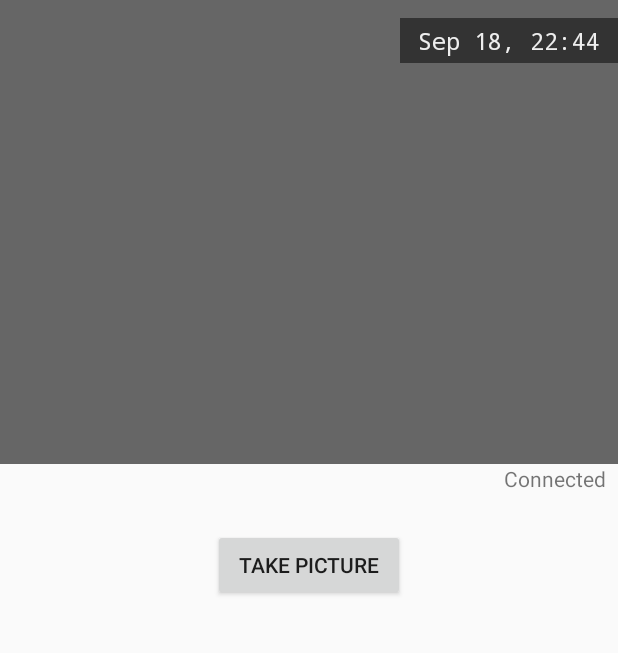
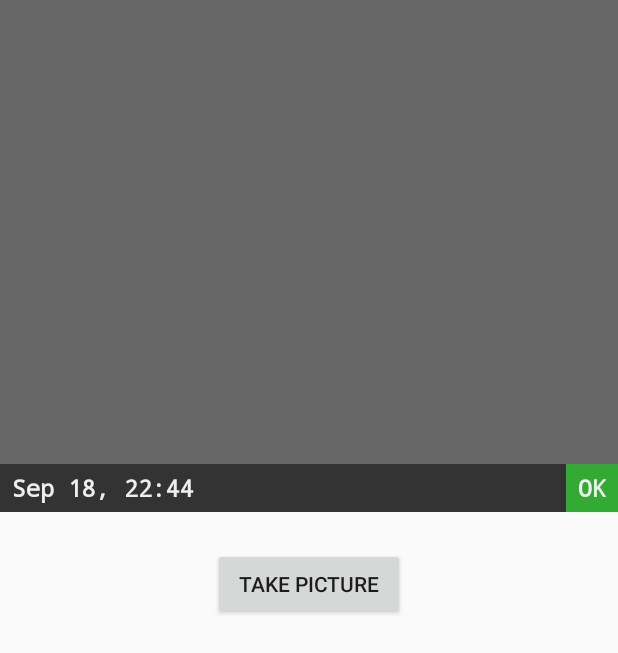
Before and after one commit to simmlemming/HomeSitter, an Android app: the layout activity_main.xml on its own in the app's theme, with its tools: preview values and no code run, on a phone screen of 412 x 824 dp. Shown: the top 653 px of the screen. Run offline under Robolectric (Android 15) with nearby library versions, the phone set to English and light mode, and no system bars.

Commit message:
Minor UI changes to app.

```diff
--- a/app/src/main/java/org/homesitter/MainActivity.java
+++ b/app/src/main/java/org/homesitter/MainActivity.java
@@ -81,7 +81,7 @@ public class MainActivity extends AppCompatActivity {
         }
 
         stateView.setText(getString(textResId));
-        stateView.setTextColor(getResources().getColor(colorResId));
+        stateView.setBackgroundColor(getResources().getColor(colorResId));
 
         if (state.lastPicture != null) {
             loadPicture(state.lastPicture);
--- a/app/src/main/res/layout/activity_main.xml
+++ b/app/src/main/res/layout/activity_main.xml
@@ -7,10 +7,6 @@
     android:orientation="vertical"
     tools:context="org.homesitter.MainActivity">
 
-    <FrameLayout
-        android:layout_width="match_parent"
-        android:layout_height="wrap_content">
-
     <org.homesitter.widget.ImageView3by4
         android:id="@+id/last_image"
         android:layout_width="match_parent"
@@ -18,31 +14,45 @@
         android:background="#666666"
         android:scaleType="centerCrop" />
 
+    <LinearLayout
+        android:layout_width="match_parent"
+        android:layout_height="32dp"
+        android:background="@color/black"
+        android:orientation="horizontal">
+
         <TextView
             android:id="@+id/time"
             android:layout_width="wrap_content"
-            android:layout_height="wrap_content"
+            android:layout_height="match_parent"
             android:layout_gravity="right|top"
-            android:layout_marginTop="12dp"
-            android:background="@color/black"
-            android:paddingBottom="4dp"
-            android:paddingLeft="12dp"
-            android:paddingRight="12dp"
-            android:paddingTop="4dp"
-            android:text="Sep 18, 22:44"
+            android:layout_marginLeft="8dp"
+            android:gravity="center"
             android:textColor="@color/white"
             android:textSize="16dp"
-            android:typeface="monospace" />
-    </FrameLayout>
+            android:textStyle="bold"
+            android:typeface="monospace"
+            tools:text="Sep 18, 22:44" />
+
+        <View
+            android:layout_width="0dp"
+            android:layout_height="match_parent"
+            android:layout_weight="1" />
 
         <TextView
             android:id="@+id/state"
-        android:layout_width="match_parent"
-        android:layout_height="wrap_content"
-        android:gravity="right"
+            android:layout_width="wrap_content"
+            android:layout_height="32dp"
+            android:layout_gravity="right"
+            android:background="@color/ok"
+            android:gravity="right|center_vertical"
             android:paddingLeft="8dp"
             android:paddingRight="8dp"
-        tools:text="Connected" />
+            android:textColor="@color/white"
+            android:textSize="16dp"
+            android:textStyle="bold"
+            android:typeface="monospace"
+            tools:text="OK" />
+    </LinearLayout>
 
     <Button
         android:id="@+id/take_picture"
```
Lines whose indentation alone changed are shown as unchanged.
